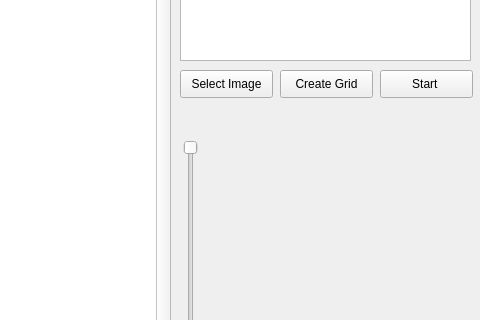
j-askin/cs198, file prog.ui: the form before one commit; both pictures show x 800 to 1280 and y 260 to 580 of the 1280 by 720 pixel window.
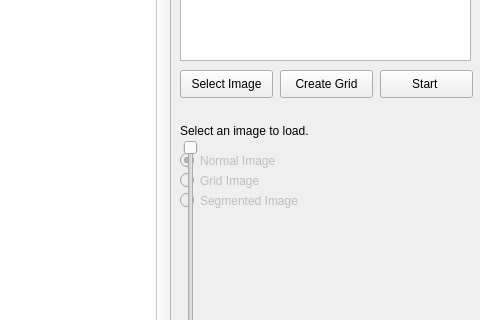
The form after the commit.

Commit message: Added loading of grid and segmented images

Patch:
```diff
--- a/prog.ui
+++ b/prog.ui
@@ -72,7 +72,7 @@
       <x>980</x>
       <y>370</y>
       <width>281</width>
-      <height>21</height>
+      <height>41</height>
      </rect>
     </property>
     <property name="autoFillBackground">
@@ -81,6 +81,75 @@
     <property name="alignment">
      <set>Qt::AlignLeading|Qt::AlignLeft|Qt::AlignVCenter</set>
     </property>
+    <property name="text">
+     <string>Select an image to load.</string>
+    </property>
+   </widget>
+   <widget class="QRadioButton" name="normImageRadio">
+    <property name="geometry">
+     <rect>
+      <x>980</x>
+      <y>410</y>
+      <width>100</width>
+      <height>21</height>
+     </rect>
+    </property>
+    <property name="text">
+     <string>Normal Image</string>
+    </property>
+    <property name="checked">
+     <bool>true</bool>
+    </property>
+    <property name="enabled">
+     <bool>false</bool>
+    </property>
+    <attribute name="buttonGroup">
+     <string notr="true">imageRadio</string>
+    </attribute>
+   </widget>
+   <widget class="QRadioButton" name="gridImageRadio">
+    <property name="geometry">
+     <rect>
+      <x>980</x>
+      <y>430</y>
+      <width>100</width>
+      <height>21</height>
+     </rect>
+    </property>
+    <property name="text">
+     <string>Grid Image</string>
+    </property>
+    <property name="checked">
+     <bool>false</bool>
+    </property>
+    <property name="enabled">
+     <bool>false</bool>
+    </property>
+    <attribute name="buttonGroup">
+     <string notr="true">imageRadio</string>
+    </attribute>
+   </widget>
+   <widget class="QRadioButton" name="segImageRadio">
+    <property name="geometry">
+     <rect>
+      <x>980</x>
+      <y>450</y>
+      <width>120</width>
+      <height>21</height>
+     </rect>
+    </property>
+    <property name="text">
+     <string>Segmented Image</string>
+    </property>
+    <property name="checked">
+     <bool>false</bool>
+    </property>
+    <property name="enabled">
+     <bool>false</bool>
+    </property>
+    <attribute name="buttonGroup">
+     <string notr="true">imageRadio</string>
+    </attribute>
    </widget>
    <widget class="QGraphicsView" name="imageDisplay">
     <property name="geometry">
```
Left out of the diff: 2 changed lines with no effect on the pictures. The commit also changes 2 other files.
